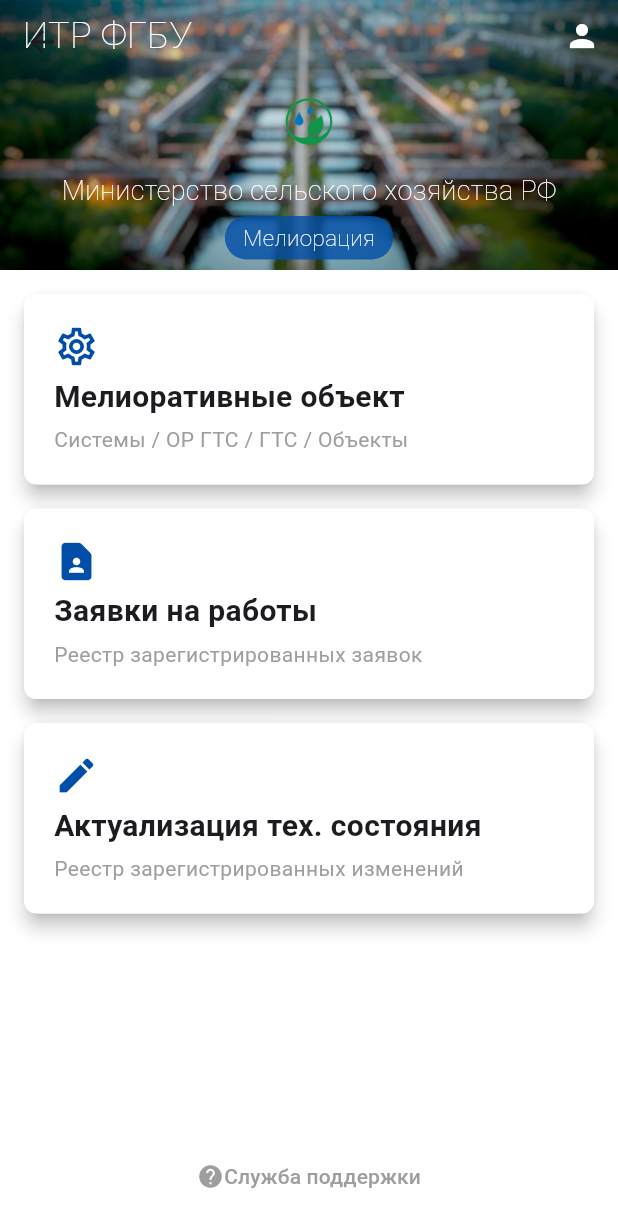
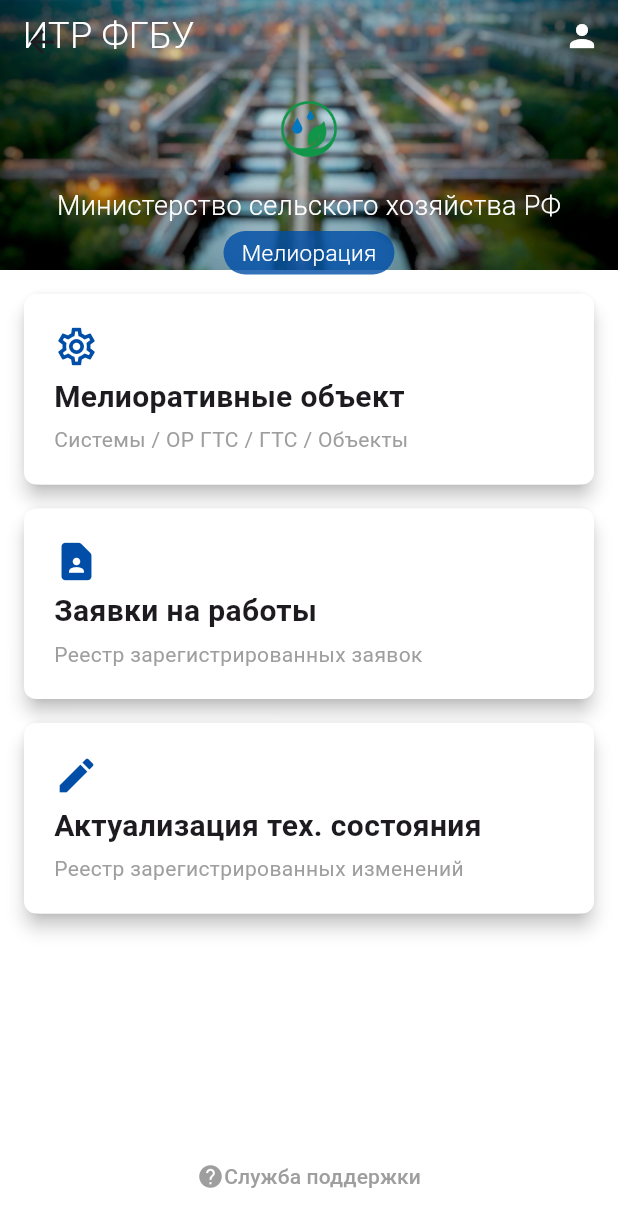
Before and after one commit to NikitaOomory/mobile_melioration, a Flutter app: the MainScreenScaffold screen opened by its route, on a phone screen of 412 x 824 dp. Shown: the top 1227 px of the screen. Run offline on Flutter 3.47's test engine with Material 3 defaults, Android fonts, the phone set to English and light mode, and no system bars; our stand-ins replace dio, file_picker, hive, hive_flutter, image_picker, shared_preferences; accounts and stored records are empty.

Commit message:
Подправили визуал на главном экране - толщина шрифтов

```diff
--- a/lib/UI-kit/Widgets/app_bar_main_screen.dart
+++ b/lib/UI-kit/Widgets/app_bar_main_screen.dart
@@ -86,7 +86,7 @@
                     style: TextStyle(
                       color: Colors.white,
                       fontSize: 24,
-                      fontWeight: FontWeight.w200,
+                      fontWeight: FontWeight.w300,
                     ),
                   ),
                 ),
@@ -99,14 +99,14 @@
               ],
             ),
             const SizedBox(height: 8),
-          Image.asset('assets/img.png', width: 50, height: 50,),
+          Image.asset('assets/img.png', width: 60, height: 60,),
             const SizedBox(height: 8), //
             const Text(
               'Министерство сельского хозяйства РФ',
               style: TextStyle(
                 color: Colors.white,
                 fontSize: 18,
-                fontWeight: FontWeight.w200,
+                fontWeight: FontWeight.w300,
               ),
             ),
             const SizedBox(height: 4),
@@ -122,7 +122,7 @@
                 style: TextStyle(
                   color: Colors.white,
                   fontSize: 15,
-                  fontWeight: FontWeight.w200,
+                  fontWeight: FontWeight.w300,
                 ),
               ),
             ),
```
